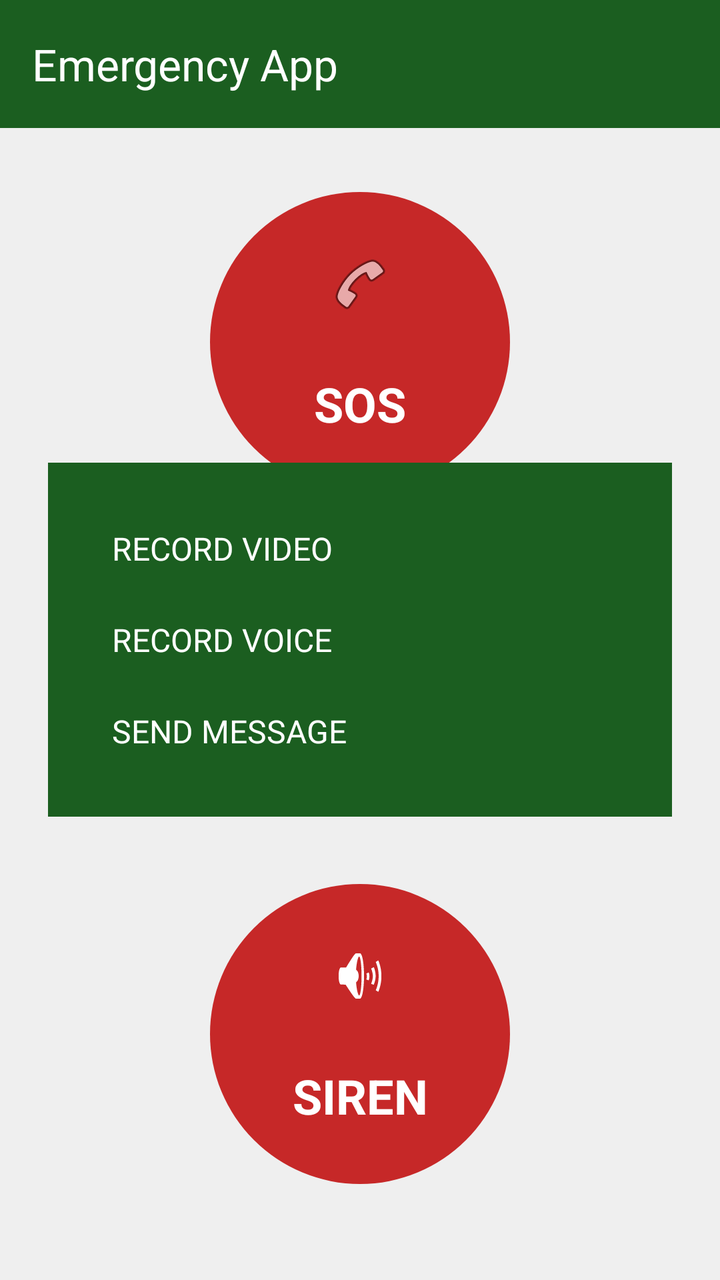
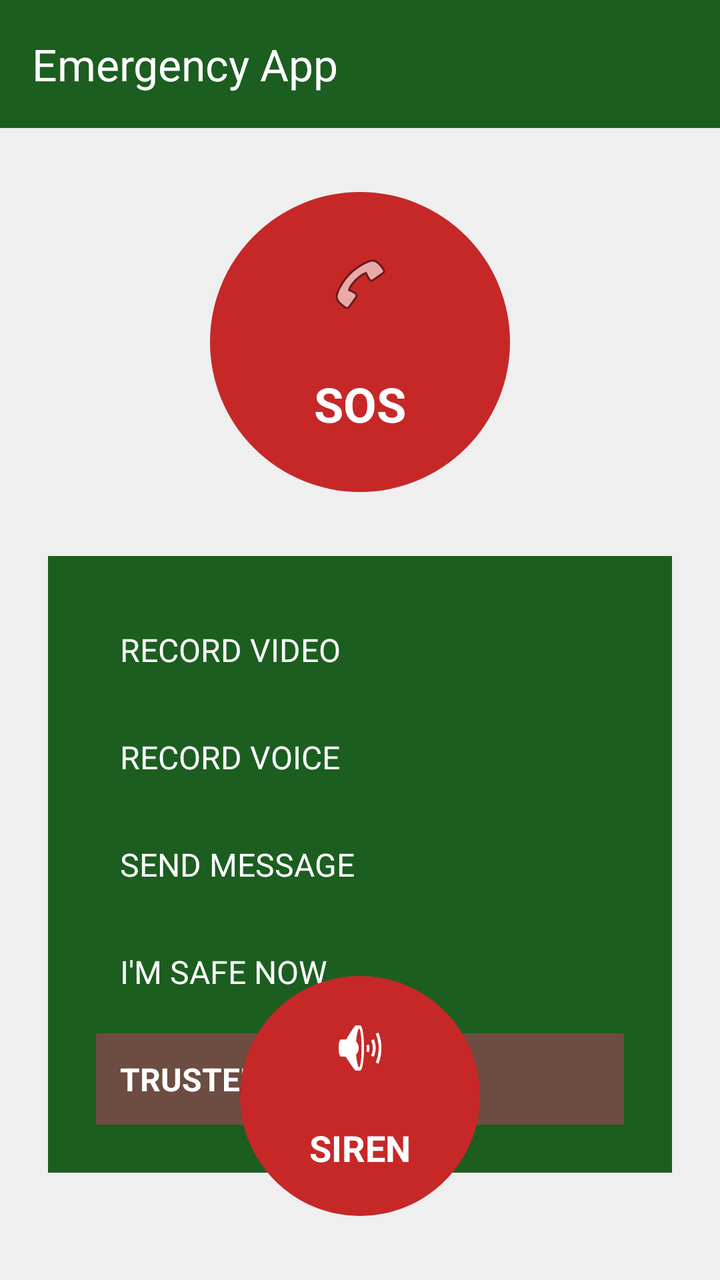

Compare the two renders of this Android layout. The source of the first and the diff that turns it into the second are given below.
<!-- AndroidManifest.xml: application theme Theme.GuardianSOS -->
<!-- res/layout/activity_main.xml -->
<?xml version="1.0" encoding="utf-8"?>
<RelativeLayout xmlns:android="http://schemas.android.com/apk/res/android"
    xmlns:app="http://schemas.android.com/apk/res-auto"
    xmlns:tools="http://schemas.android.com/tools"
    android:layout_width="match_parent"
    android:layout_height="match_parent"
    android:background="#EFEFEF"
    tools:context=".MainActivity">

    <androidx.appcompat.widget.Toolbar
        android:id="@+id/toolbar"
        android:layout_width="match_parent"
        android:layout_height="?attr/actionBarSize"
        android:background="#1B5E20"
        app:title="Emergency App"
        app:titleTextColor="@android:color/white" />

    <TextView
        android:id="@+id/sos_button"
        android:layout_width="150dp"
        android:layout_height="150dp"
        android:layout_below="@id/toolbar"
        android:layout_centerHorizontal="true"
        android:layout_marginTop="32dp"
        android:background="@drawable/circle_background_red"
        android:clickable="true"
        android:drawableTop="@android:drawable/ic_menu_call"
        android:focusable="true"
        android:gravity="center"
        android:paddingTop="30dp"
        android:text="SOS"
        android:textColor="@android:color/white"
        android:textSize="24sp"
        android:textStyle="bold" />

    <TextView
        android:id="@+id/trusted_contacts_link"
        android:layout_width="wrap_content"
        android:layout_height="wrap_content"
        android:layout_below="@id/sos_button"
        android:layout_centerHorizontal="true"
        android:layout_marginTop="16dp"
        android:clickable="true"
        android:focusable="true"
        android:text="Trusted Contacts"
        android:textColor="#0277BD"
        android:textSize="16sp"
        android:textStyle="bold" />

    <LinearLayout
        android:id="@+id/options_box"
        android:layout_width="match_parent"
        android:layout_height="wrap_content"
        android:layout_centerInParent="true"
        android:layout_marginStart="24dp"
        android:layout_marginEnd="24dp"
        android:background="#1B5E20"
        android:orientation="vertical"
        android:padding="24dp">

        <TextView
            android:id="@+id/record_video_button"
            android:layout_width="match_parent"
            android:layout_height="wrap_content"
            android:clickable="true"
            android:focusable="true"
            android:padding="8dp"
            android:text="RECORD VIDEO"
            android:textColor="@android:color/white"
            android:textSize="16sp" />

        <TextView
            android:id="@+id/record_audio_button"
            android:layout_width="match_parent"
            android:layout_height="wrap_content"
            android:layout_marginTop="8dp"
            android:clickable="true"
            android:focusable="true"
            android:padding="8dp"
            android:text="RECORD VOICE"
            android:textColor="@android:color/white"
            android:textSize="16sp" />

        <TextView
            android:id="@+id/send_message_button"
            android:layout_width="match_parent"
            android:layout_height="wrap_content"
            android:layout_marginTop="8dp"
            android:clickable="true"
            android:focusable="true"
            android:padding="8dp"
            android:text="SEND MESSAGE"
            android:textColor="@android:color/white"
            android:textSize="16sp" />
    </LinearLayout>

    <TextView
        android:id="@+id/siren_button"
        android:layout_width="150dp"
        android:layout_height="150dp"
        android:layout_alignParentBottom="true"
        android:layout_centerHorizontal="true"
        android:layout_marginBottom="48dp"
        android:background="@drawable/circle_background_red"
        android:clickable="true"
        android:drawableTop="@android:drawable/ic_lock_silent_mode_off"
        android:focusable="true"
        android:gravity="center"
        android:paddingTop="30dp"
        android:text="SIREN"
        android:textColor="@android:color/white"
        android:textSize="24sp"
        android:textStyle="bold" />

</RelativeLayout>
<!-- resources referenced by this layout -->
<resources>
  <!-- drawable circle_background_red (drawable) -->
  <?xml version="1.0" encoding="utf-8"?>
  <shape xmlns:android="http://schemas.android.com/apk/res/android"
      android:shape="oval">
      <solid android:color="#C62828"/>
  </shape>
  <style name="Theme.GuardianSOS" parent="Theme.Material3.DayNight.NoActionBar">
          
          <item name="colorPrimary">@color/colorPrimary</item>
          <item name="colorOnPrimary">@color/text_primary</item>
          
          <item name="colorSecondary">@color/colorAccent</item>
          <item name="colorOnSecondary">@color/text_primary</item>
          
          <item name="android:statusBarColor">@color/colorPrimaryDark</item>
          
          <item name="android:windowBackground">@color/window_background</item>
      </style>
  <color name="colorPrimary">#1B5E20</color>
  <color name="text_primary">#FFFFFF</color>
  <color name="colorAccent">#C62828</color>
  <color name="colorPrimaryDark">#003300</color>
  <color name="window_background">#303030</color>
</resources>

<!-- the commit's change to res/layout/activity_main.xml (unified diff, before → after) -->
@@ -7,6 +7,7 @@
     android:background="#EFEFEF"
     tools:context=".MainActivity">
 
+    
     <androidx.appcompat.widget.Toolbar
         android:id="@+id/toolbar"
         android:layout_width="match_parent"
@@ -15,6 +16,7 @@
         app:title="Emergency App"
         app:titleTextColor="@android:color/white" />
 
+    
     <TextView
         android:id="@+id/sos_button"
         android:layout_width="150dp"
@@ -33,42 +35,33 @@
         android:textSize="24sp"
         android:textStyle="bold" />
 
-    <TextView
-        android:id="@+id/trusted_contacts_link"
-        android:layout_width="wrap_content"
-        android:layout_height="wrap_content"
-        android:layout_below="@id/sos_button"
-        android:layout_centerHorizontal="true"
-        android:layout_marginTop="16dp"
-        android:clickable="true"
-        android:focusable="true"
-        android:text="Trusted Contacts"
-        android:textColor="#0277BD"
-        android:textSize="16sp"
-        android:textStyle="bold" />
-
+    
     <LinearLayout
         android:id="@+id/options_box"
         android:layout_width="match_parent"
         android:layout_height="wrap_content"
-        android:layout_centerInParent="true"
+        android:layout_below="@id/sos_button"
+        android:layout_centerHorizontal="true"
+        android:layout_marginTop="32dp"
         android:layout_marginStart="24dp"
         android:layout_marginEnd="24dp"
         android:background="#1B5E20"
         android:orientation="vertical"
         android:padding="24dp">
 
+        
         <TextView
             android:id="@+id/record_video_button"
             android:layout_width="match_parent"
             android:layout_height="wrap_content"
             android:clickable="true"
             android:focusable="true"
-            android:padding="8dp"
+            android:padding="12dp"
             android:text="RECORD VIDEO"
             android:textColor="@android:color/white"
             android:textSize="16sp" />
 
+        
         <TextView
             android:id="@+id/record_audio_button"
             android:layout_width="match_parent"
@@ -76,11 +69,12 @@
             android:layout_marginTop="8dp"
             android:clickable="true"
             android:focusable="true"
-            android:padding="8dp"
+            android:padding="12dp"
             android:text="RECORD VOICE"
             android:textColor="@android:color/white"
             android:textSize="16sp" />
 
+        
         <TextView
             android:id="@+id/send_message_button"
             android:layout_width="match_parent"
@@ -88,28 +82,58 @@
             android:layout_marginTop="8dp"
             android:clickable="true"
             android:focusable="true"
-            android:padding="8dp"
+            android:padding="12dp"
             android:text="SEND MESSAGE"
             android:textColor="@android:color/white"
             android:textSize="16sp" />
+
+        
+        <TextView
+            android:id="@+id/im_safe_button"
+            android:layout_width="match_parent"
+            android:layout_height="wrap_content"
+            android:layout_marginTop="8dp"
+            android:clickable="true"
+            android:focusable="true"
+            android:padding="12dp"
+            android:text="I'M SAFE NOW"
+            android:textColor="@android:color/white"
+            android:textSize="16sp" />
+
+        
+        <TextView
+            android:id="@+id/trusted_contacts_link"
+            android:layout_width="match_parent"
+            android:layout_height="wrap_content"
+            android:layout_marginTop="8dp"
+            android:background="#6D4C41"
+            android:clickable="true"
+            android:focusable="true"
+            android:padding="12dp"
+            android:text="TRUSTED CONTACTS"
+            android:textColor="@android:color/white"
+            android:textSize="16sp"
+            android:textStyle="bold" />
+
     </LinearLayout>
 
+    
     <TextView
         android:id="@+id/siren_button"
-        android:layout_width="150dp"
-        android:layout_height="150dp"
+        android:layout_width="120dp"
+        android:layout_height="120dp"
+        android:layout_centerHorizontal="true"
         android:layout_alignParentBottom="true"
-        android:layout_centerHorizontal="true"
-        android:layout_marginBottom="48dp"
+        android:layout_marginBottom="32dp"
         android:background="@drawable/circle_background_red"
         android:clickable="true"
         android:drawableTop="@android:drawable/ic_lock_silent_mode_off"
         android:focusable="true"
         android:gravity="center"
-        android:paddingTop="30dp"
+        android:paddingTop="20dp"
         android:text="SIREN"
         android:textColor="@android:color/white"
-        android:textSize="24sp"
+        android:textSize="18sp"
         android:textStyle="bold" />
 
 </RelativeLayout>
